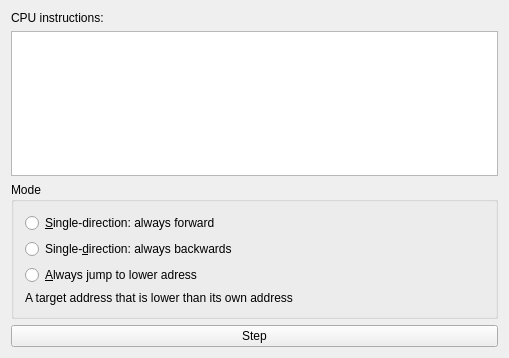
shlyakpavel/branch_predictor, file mainwindow.ui: the form before one commit.
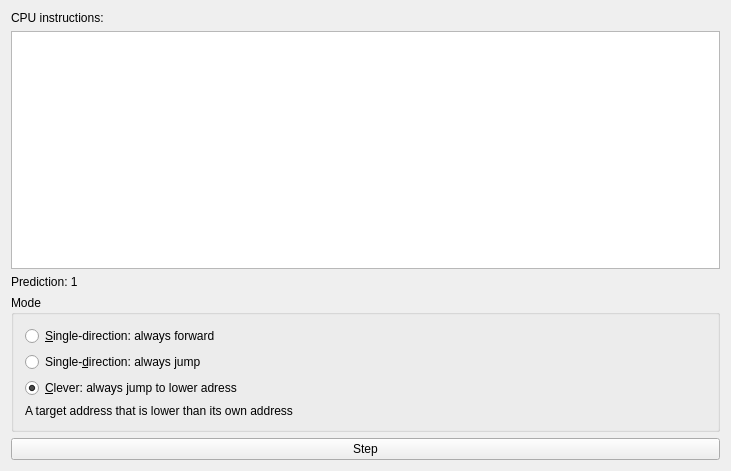
The form after the commit.

The edit to the form file:
```diff
--- a/mainwindow.ui
+++ b/mainwindow.ui
@@ -6,8 +6,8 @@
    <rect>
     <x>0</x>
     <y>0</y>
-    <width>509</width>
-    <height>358</height>
+    <width>731</width>
+    <height>471</height>
    </rect>
   </property>
   <property name="windowTitle">
@@ -23,7 +23,14 @@
      </widget>
     </item>
     <item>
-     <widget class="QListView" name="listView"/>
+     <widget class="QListWidget" name="listWidget"/>
+    </item>
+    <item>
+     <widget class="QLabel" name="label_3">
+      <property name="text">
+       <string>Prediction: 1</string>
+      </property>
+     </widget>
     </item>
     <item>
      <layout class="QVBoxLayout" name="verticalLayout">
@@ -43,14 +50,17 @@
          <item>
           <widget class="QRadioButton" name="mode_backwards">
            <property name="text">
-            <string>Single-&amp;direction: always backwards</string>
+            <string>Single-&amp;direction: always jump</string>
            </property>
           </widget>
          </item>
          <item>
           <widget class="QRadioButton" name="mode_clever">
            <property name="text">
-            <string>&amp;Always jump to lower adress</string>
+            <string>&amp;Clever: always jump to lower adress</string>
+           </property>
+           <property name="checked">
+            <bool>true</bool>
            </property>
           </widget>
          </item>
```
Left out of the diff: 2 changed lines with no effect on the pictures.
